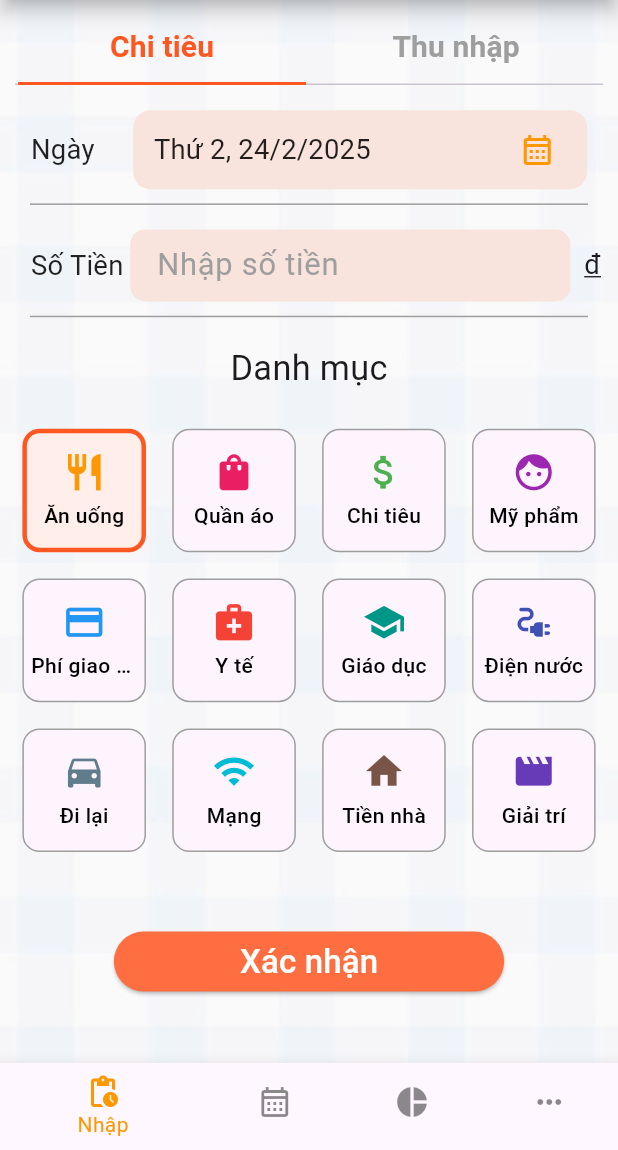
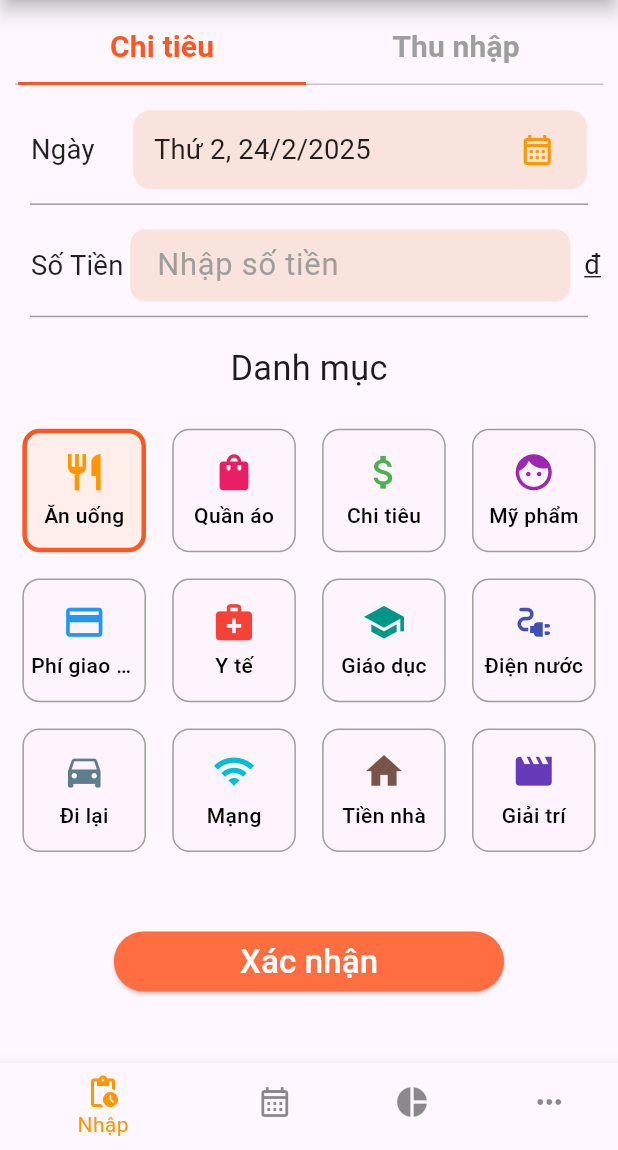
Before and after one commit to CastOfff/quan_li_chi_tieu_2, a Flutter app: the screen it shows after launch, on a phone screen of 412 x 824 dp, the part 86-1236 px from its top. Run offline on Flutter 3.47's test engine with Material 3 defaults, Android fonts, the phone set to English and light mode, and no system bars; our stand-ins replace flutter_screenutil, hive_ce, hive_ce_flutter, table_calendar; missing offline and left inert: dart:ffi; accounts and stored records are empty.

Commit message:
delete background

```diff
--- a/lib/pages/day_transaction_page.dart
+++ b/lib/pages/day_transaction_page.dart
@@ -22,7 +22,6 @@ class _DayTransactionPageState extends State<DayTransactionPage> {
   @override
   Widget build(BuildContext context) {
     return Scaffold(
-      backgroundColor: Colors.transparent,
       appBar: AppBar( title: Text('Thu chi theo ngày'),),
       body: Column(
         children: [
--- a/lib/pages/home_page.dart
+++ b/lib/pages/home_page.dart
@@ -35,21 +35,9 @@ class _HomePageState extends State<HomePage> {
 
   @override
   Widget build(BuildContext context) {
-    return Stack(
-      children: [
-        Container(
-          decoration: BoxDecoration(
-            image: DecorationImage(
-              image: AssetImage('assets/images/wallpaper.jpg'),
-              fit: BoxFit.cover,
-            ),
-          ),
-        ),
-        Scaffold(
-          backgroundColor: Colors.transparent,
+    return Scaffold(
       body: pages.elementAt(currentPage),
       bottomNavigationBar: BottomNavigationBar(
-            backgroundColor: Colors.transparent,
         iconSize: 30,
         selectedFontSize: 14,
         unselectedFontSize: 14,
@@ -66,9 +54,6 @@ class _HomePageState extends State<HomePage> {
               icon: Icon(Icons.more_horiz_outlined, size: 24,), label: 'Thêm'),
         ],
       ),
-        ),
-      ],
-
     );
   }
 }
--- a/lib/pages/transction page/expense_page.dart
+++ b/lib/pages/transction page/expense_page.dart
@@ -38,7 +38,6 @@ class _ExpensePageState extends State<ExpensePage> {
   Widget build(BuildContext context) {
     final provider = Provider.of<CashFlowProvider>(context);
     return Scaffold(
-      backgroundColor: Colors.transparent,
       body: Column(
         children: [
           /// THỜI GIAN
--- a/lib/pages/transction page/income_page.dart
+++ b/lib/pages/transction page/income_page.dart
@@ -31,7 +31,6 @@ class _IncomePageState extends State<IncomePage> {
   @override
   Widget build(BuildContext context) {
     return Scaffold(
-      backgroundColor: Colors.transparent,
       body: Column(
         children: [
           CalendarFiled(
--- a/lib/pages/transction page/transaction_page.dart
+++ b/lib/pages/transction page/transaction_page.dart
@@ -22,7 +22,6 @@ class _TransactionPageState extends State<TransactionPage> with SingleTickerProv
   @override
   Widget build(BuildContext context) {
     return Scaffold(
-      backgroundColor: Colors.transparent,
       appBar: AppBar(
         title: const Text('Giao dịch'),
       ),
```
Lines whose indentation alone changed are shown as unchanged.
